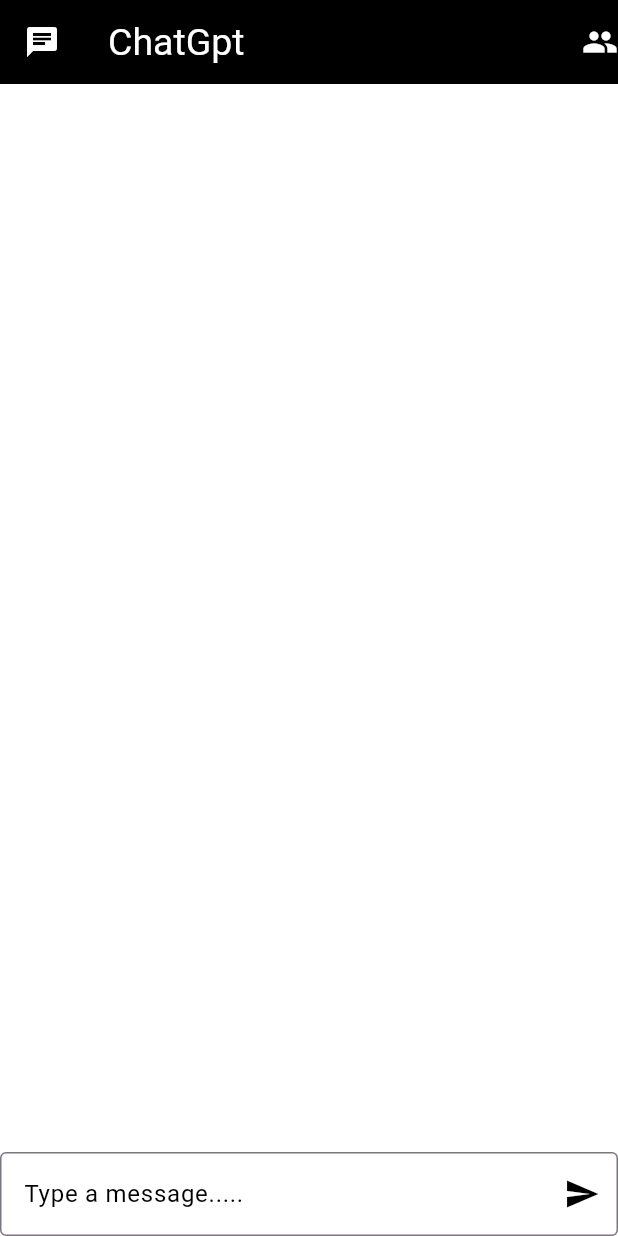
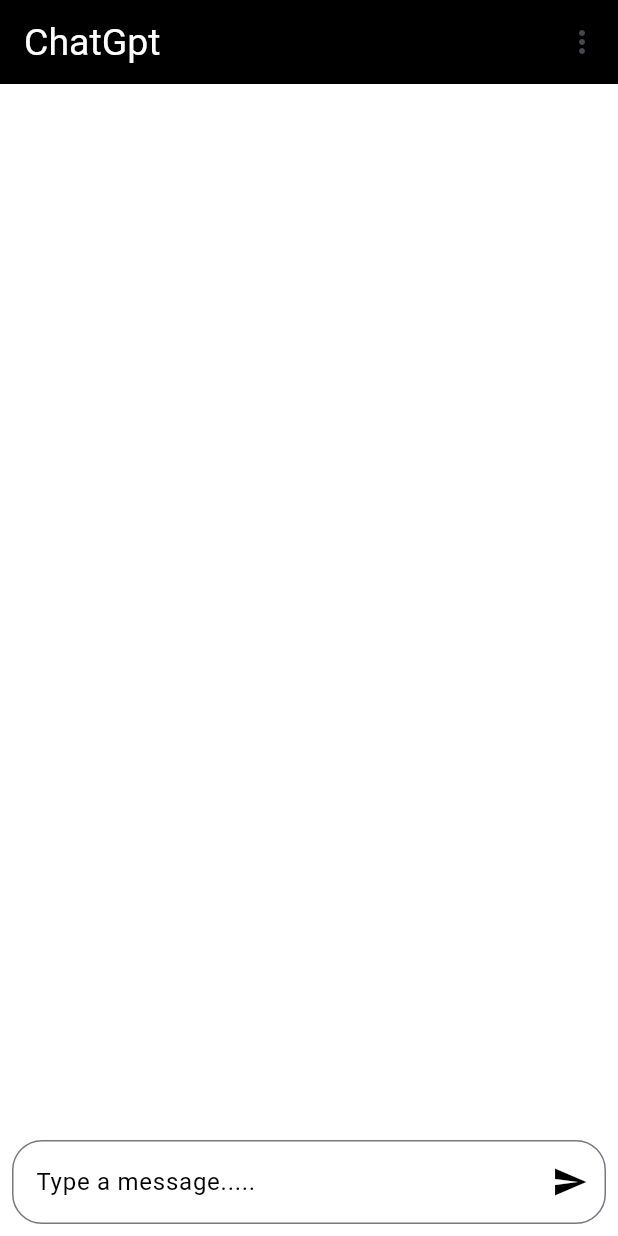
Before and after one commit to Mukeshkachchhawah/chatgpt_clon, a Flutter app: the screen it shows after launch, on a phone screen of 412 x 824 dp. Run offline on Flutter 3.47's test engine with Material 2 defaults, Android fonts, the phone set to English and light mode, and no system bars.

Commit message:
Chat GPT clon

```diff
--- a/lib/screens/chat_screen.dart
+++ b/lib/screens/chat_screen.dart
@@ -51,7 +51,7 @@
 
   void sendChatGptApi(String message) async {
     final apiKey =
-        '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'; // Replace with your GPT-3 API key.
+        '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'; // Replace with your GPT-3 API key.
     final apiUrl = 'https://api.openai.com/v1/audio/translations';
 
     final response = await http.post(
@@ -93,18 +93,24 @@
         ),
 
         /// add image chat gpt and remove this icon
-        leading: Icon(
-          Icons.chat,
+
+        actions: [
+          PopupMenuButton(
             color: Colors.white,
-        ),
-        actions: [
-          Icon(
-            Icons.people,
-            color: Colors.white,
+            itemBuilder: (context) {
+              return [
+                PopupMenuItem(child: Text("data")),
+                PopupMenuItem(child: Text("data")),
+                PopupMenuItem(child: Text("data")),
+                PopupMenuItem(child: Text("data"))
+              ];
+            },
           )
         ],
       ),
       body: SafeArea(
+          child: Padding(
+            padding: const EdgeInsets.all(8.0),
             child: Column(
                   children: [
             Flexible(
@@ -127,9 +133,12 @@
                       color: Colors.black,
                     ),
                   ),
-                border: OutlineInputBorder()),
+                  border: OutlineInputBorder(
+                    borderRadius: BorderRadius.circular(20)
+                  )),
             )
                   ],
+                ),
           )),
     );
   }
```
Lines whose indentation alone changed are shown as unchanged.
